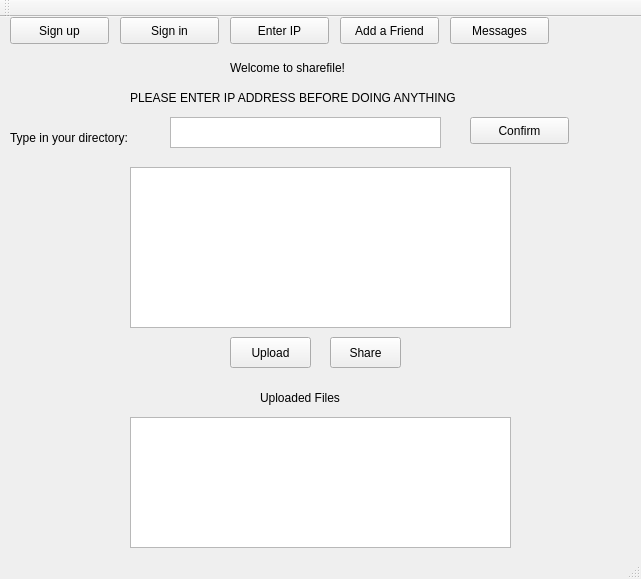
Before: the Qt Designer form sharefileclient/mainwindow.ui in taragu/sharefile, drawn with Qt 5.
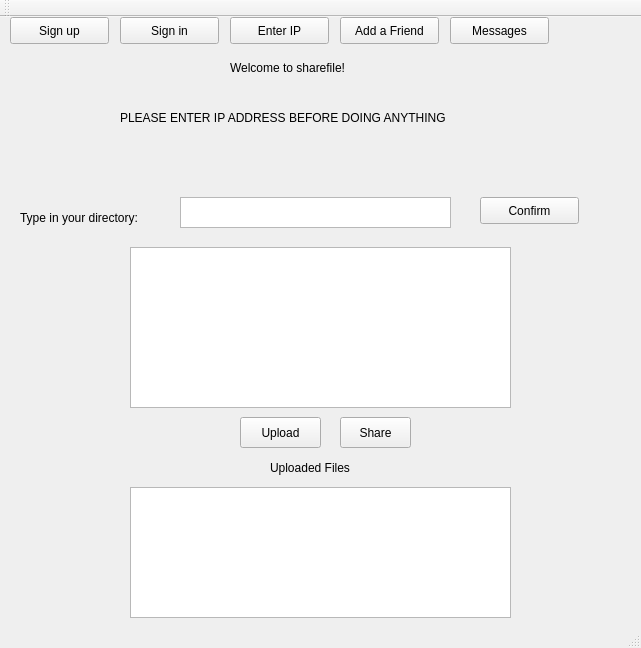
After: the same form once the commit is applied.

Commit message: TODO use the observer pattern to update mainwindow_notification

Diff of the .ui file:
```diff
--- a/sharefileclient/mainwindow.ui
+++ b/sharefileclient/mainwindow.ui
@@ -7,7 +7,7 @@
     <x>0</x>
     <y>0</y>
     <width>641</width>
-    <height>579</height>
+    <height>648</height>
    </rect>
   </property>
   <property name="windowTitle">
@@ -30,8 +30,8 @@
    <widget class="QLabel" name="label_2">
     <property name="geometry">
      <rect>
-      <x>10</x>
-      <y>100</y>
+      <x>20</x>
+      <y>180</y>
       <width>231</width>
       <height>41</height>
      </rect>
@@ -43,8 +43,8 @@
    <widget class="QLabel" name="label_3">
     <property name="geometry">
      <rect>
-      <x>260</x>
-      <y>370</y>
+      <x>270</x>
+      <y>440</y>
       <width>131</width>
       <height>21</height>
      </rect>
@@ -57,7 +57,7 @@
     <property name="geometry">
      <rect>
       <x>130</x>
-      <y>150</y>
+      <y>230</y>
       <width>381</width>
       <height>161</height>
      </rect>
@@ -67,7 +67,7 @@
     <property name="geometry">
      <rect>
       <x>130</x>
-      <y>400</y>
+      <y>470</y>
       <width>381</width>
       <height>131</height>
      </rect>
@@ -76,8 +76,8 @@
    <widget class="QPushButton" name="movefiles_button">
     <property name="geometry">
      <rect>
-      <x>230</x>
-      <y>320</y>
+      <x>240</x>
+      <y>400</y>
       <width>81</width>
       <height>31</height>
      </rect>
@@ -128,10 +128,10 @@
    <widget class="QLabel" name="label_4">
     <property name="geometry">
      <rect>
-      <x>130</x>
+      <x>120</x>
       <y>70</y>
       <width>391</width>
-      <height>21</height>
+      <height>61</height>
      </rect>
     </property>
     <property name="text">
@@ -141,8 +141,8 @@
    <widget class="QTextEdit" name="cd_textedit">
     <property name="geometry">
      <rect>
-      <x>170</x>
-      <y>100</y>
+      <x>180</x>
+      <y>180</y>
       <width>271</width>
       <height>31</height>
      </rect>
@@ -151,8 +151,8 @@
    <widget class="QPushButton" name="cd_button">
     <property name="geometry">
      <rect>
-      <x>470</x>
-      <y>100</y>
+      <x>480</x>
+      <y>180</y>
       <width>99</width>
       <height>27</height>
      </rect>
@@ -190,8 +190,8 @@
    <widget class="QPushButton" name="pushButton_3">
     <property name="geometry">
      <rect>
-      <x>330</x>
-      <y>320</y>
+      <x>340</x>
+      <y>400</y>
       <width>71</width>
       <height>31</height>
      </rect>
```
Left out of the diff: 2 changed lines with no effect on the pictures.
